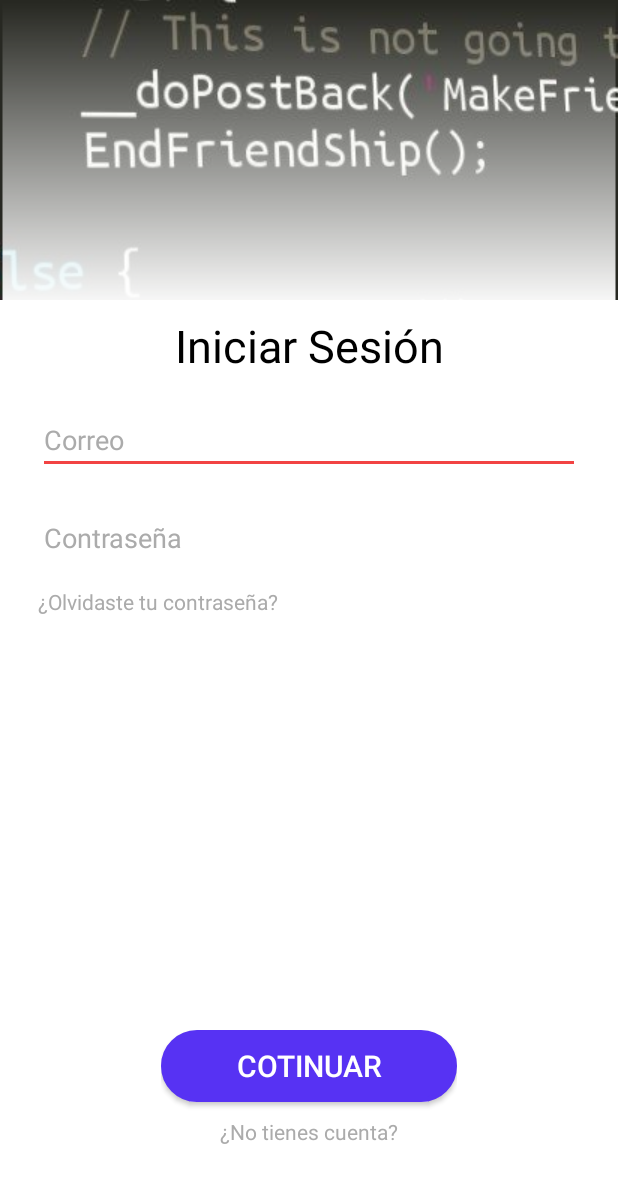
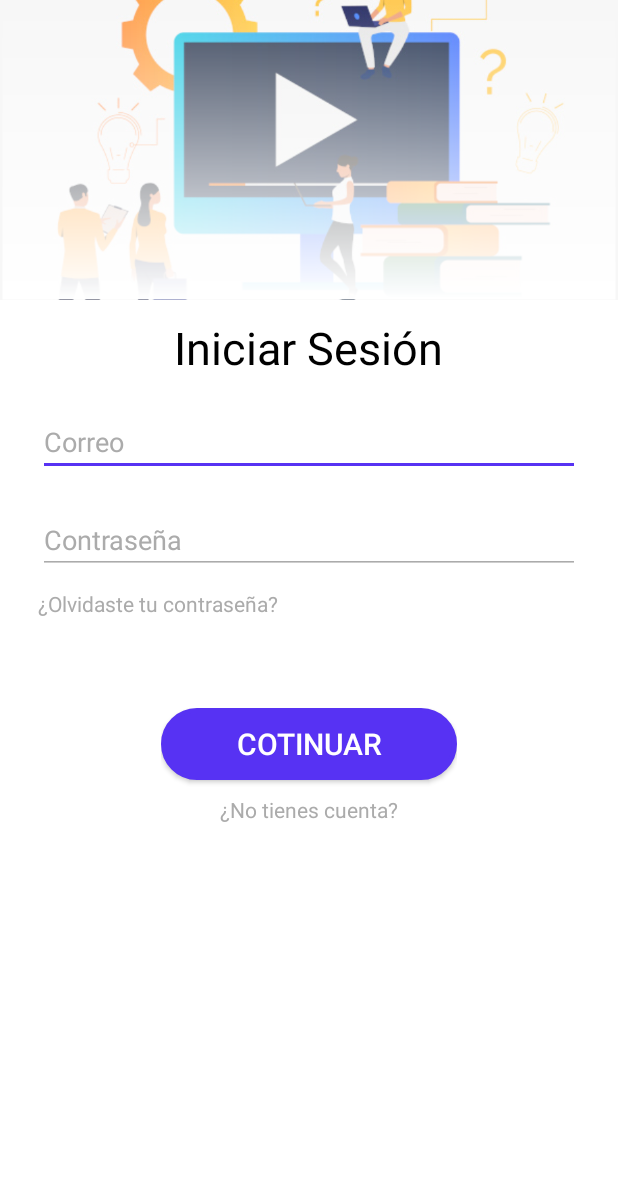
Before and after one commit to ErikG2002/MyChat, an Android app: the Login screen opened directly, with no data from a screen before it, on a phone screen of 412 x 824 dp. Shown: the top 1183 px of the screen. Run offline under Robolectric (Android 15) with nearby library versions, the phone set to English and light mode, and no system bars.

Commit message:
add image background in login and link to register

```diff
--- a/app/src/main/java/com/example/mychat/Login.java
+++ b/app/src/main/java/com/example/mychat/Login.java
@@ -2,13 +2,29 @@ package com.example.mychat;
 
 import androidx.appcompat.app.AppCompatActivity;
 
+import android.content.Intent;
 import android.os.Bundle;
+import android.view.View;
+import android.widget.TextView;
 
 public class Login extends AppCompatActivity {
+
+    private TextView toRegister;
+    private Intent intentRegister;
 
     @Override
     protected void onCreate(Bundle savedInstanceState) {
         super.onCreate(savedInstanceState);
         setContentView(R.layout.activity_login);
+
+        toRegister = findViewById(R.id.toRegister);
+        intentRegister = new Intent(this, Register.class);
+        toRegister.setOnClickListener(new View.OnClickListener() {
+            @Override
+            public void onClick(View v) {
+                startActivity(intentRegister);
+                finish();
+            }
+        });
     }
 }
--- a/app/src/main/res/drawable/gradient.xml
+++ b/app/src/main/res/drawable/gradient.xml
@@ -5,7 +5,7 @@
     <gradient
         android:angle="270"
         android:endColor="@color/colorWhite"
-        android:startColor="@color/transparent" />*/
+        android:startColor="@color/transparent" />
     <stroke
         android:width="5px"
         android:color="@color/transparent" />
--- a/app/src/main/res/layout/activity_login.xml
+++ b/app/src/main/res/layout/activity_login.xml
@@ -4,26 +4,32 @@
     xmlns:tools="http://schemas.android.com/tools"
     android:layout_width="match_parent"
     android:layout_height="match_parent"
-    android:background="@color/colorWhite"
-    tools:context=".Login">
-
-    <ImageButton
+    tools:context=".Login"
+    android:theme="@style/InputsColors"
+    android:background="@color/colorWhite">
+    <ScrollView
+        android:layout_width="match_parent"
+        android:layout_height="wrap_content"
+        app:layout_constraintTop_toTopOf="parent">
+        <LinearLayout
+            android:layout_width="match_parent"
+            android:layout_height="wrap_content"
+            android:orientation="vertical">
+            <FrameLayout
+                android:layout_width="match_parent"
+                android:layout_height="wrap_content">
+                <ImageView
                     android:id="@+id/backgroundLogin"
                     android:layout_width="match_parent"
                     android:layout_height="200dp"
-        android:src="@drawable/testimage"
-        app:layout_constraintTop_toTopOf="parent"
-        app:layout_constraintLeft_toLeftOf="parent"
-        app:layout_constraintRight_toRightOf="parent"/>
+                    android:src="@drawable/backlogin"
+                    android:scaleType="centerCrop"/>
 
                 <TextView
                     android:background="@drawable/gradient"
                     android:layout_width="match_parent"
-        android:layout_height="210dp"
-        app:layout_constraintTop_toTopOf="parent"
-        app:layout_constraintLeft_toLeftOf="parent"
-        app:layout_constraintRight_toRightOf="parent" />
-
+                    android:layout_height="201dp" />
+            </FrameLayout>
             <TextView
                 android:id="@+id/loginTitle"
                 android:layout_width="wrap_content"
@@ -32,9 +38,7 @@
                 android:textSize="30sp"
                 android:text="@string/login"
                 android:layout_marginTop="10dp"
-        app:layout_constraintTop_toBottomOf="@id/backgroundLogin"
-        app:layout_constraintLeft_toLeftOf="parent"
-        app:layout_constraintRight_toRightOf="parent"/>
+                android:layout_gravity="center"/>
 
             <LinearLayout
                 android:id="@+id/loginInputs"
@@ -43,10 +47,7 @@
                 android:orientation="vertical"
                 android:layout_marginTop="20dp"
                 android:layout_marginLeft="25dp"
-        android:layout_marginRight="25dp"
-        app:layout_constraintTop_toBottomOf="@id/loginTitle"
-        app:layout_constraintRight_toRightOf="parent"
-        app:layout_constraintLeft_toLeftOf="parent">
+                android:layout_marginRight="25dp">
 
                 <EditText
                     android:layout_width="match_parent"
@@ -76,10 +77,8 @@
                 android:layout_width="wrap_content"
                 android:layout_height="wrap_content"
                 android:orientation="vertical"
-        app:layout_constraintBottom_toBottomOf="parent"
-        app:layout_constraintRight_toRightOf="parent"
-        app:layout_constraintLeft_toLeftOf="parent"
-        android:layout_marginBottom="60dp">
+                android:layout_marginTop="60dp"
+                android:layout_gravity="center">
 
                 <Button
                     android:background="@drawable/border_botton"
@@ -92,6 +91,7 @@
                     android:paddingRight="50dp"/>
 
                 <TextView
+                    android:id="@+id/toRegister"
                     android:layout_width="match_parent"
                     android:layout_height="wrap_content"
                     android:text="@string/questionLogin"
@@ -100,7 +100,8 @@
                     android:textColor="@color/colorGray"/>
 
             </LinearLayout>
-
+        </LinearLayout>
+    </ScrollView>
 
 
 </androidx.constraintlayout.widget.ConstraintLayout>
```
Also changed, not shown: app/src/main/res/drawable/backlogin.jpg (added), app/src/main/res/drawable/testimage.jpg (deleted). Lines whose indentation alone changed are shown as unchanged.
